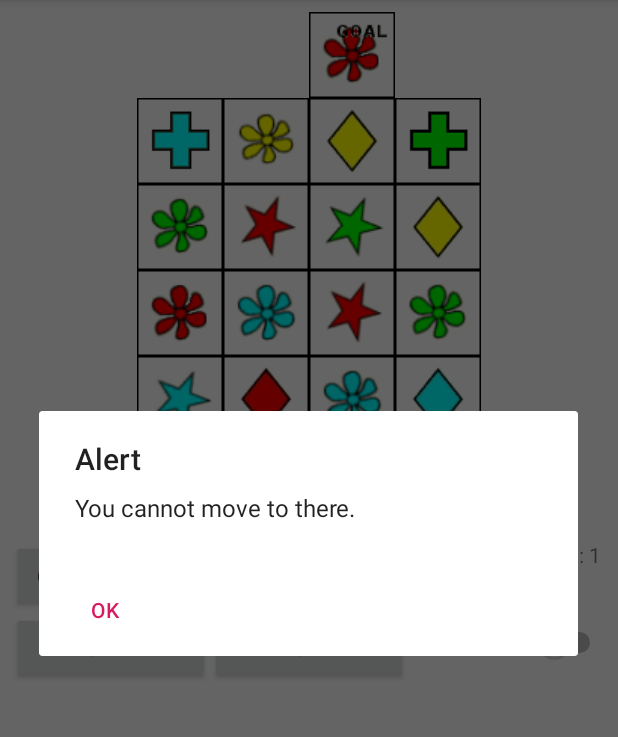
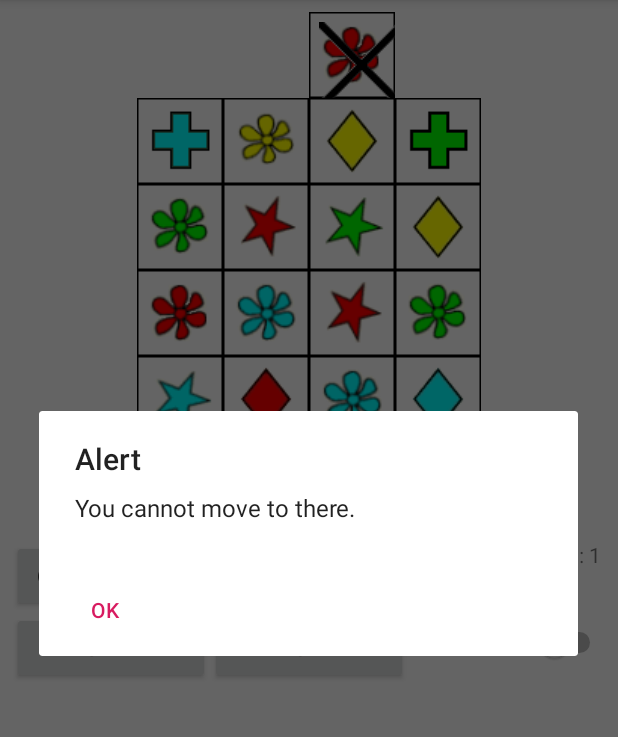
Before and after one commit to SnowNooDLe/BCPR282_Eyeball_Maze, an Android app: the MainActivity screen opened directly, with no data from a screen before it, after a tap on "This is a clickable board block", on a phone screen of 412 x 824 dp, the part 84-821 px from its top. Run offline under Robolectric (Android 15) with nearby library versions, the phone set to English and light mode, and no system bars.

Commit message:
Updating .gradle Added Extra View Feature 2, X sign on the block that user cant move to.

```diff
--- a/app/src/main/java/dos0311/ara/ac/nz/eyeballmaze/MainActivity.java
+++ b/app/src/main/java/dos0311/ara/ac/nz/eyeballmaze/MainActivity.java
@@ -7,6 +7,7 @@ import android.graphics.BitmapFactory;
 import android.graphics.Canvas;
 import android.graphics.Point;
 import android.media.MediaPlayer;
+import android.os.Handler;
 import android.support.v7.app.AppCompatActivity;
 import android.os.Bundle;
 import android.util.Log;
@@ -39,6 +40,7 @@ public class MainActivity extends AppCompatActivity {
     private String currentDirection;
     private Point[] currentMovementHistry;
     private String[] currentDirectionHistory;
+    private static int TIME_OUT = 1500; //Time to launch the another activity
 
     Switch soundOnOffSwitch;
     MediaPlayer bgm, lost_case_sound, won_case_sound;
@@ -51,21 +53,21 @@ public class MainActivity extends AppCompatActivity {
 
 
 //        Task 14, Display a GUI element to control sound on / off
-//        soundOnOffSwitch = findViewById(R.id.switchSoundOnOff);
-//        bgm = MediaPlayer.create(MainActivity.this,R.raw.hellomrmyyesterday);
-//        soundOnOffSwitch.setOnCheckedChangeListener(new CompoundButton.OnCheckedChangeListener() {
-//            public void onCheckedChanged(CompoundButton buttonView, boolean isChecked) {
-//                if (isChecked) {
-//                    // The toggle is enabled
-//                    bgm = MediaPlayer.create(MainActivity.this,R.raw.hellomrmyyesterday);
-//                    bgm.start();
-//                } else {
-//                    // The toggle is disabled
-//                    bgm.stop();
-//                    bgm.release();
-//                }
-//            }
-//        });
+        soundOnOffSwitch = findViewById(R.id.switchSoundOnOff);
+        bgm = MediaPlayer.create(MainActivity.this,R.raw.hellomrmyyesterday);
+        soundOnOffSwitch.setOnCheckedChangeListener(new CompoundButton.OnCheckedChangeListener() {
+            public void onCheckedChanged(CompoundButton buttonView, boolean isChecked) {
+                if (isChecked) {
+                    // The toggle is enabled
+                    bgm = MediaPlayer.create(MainActivity.this,R.raw.hellomrmyyesterday);
+                    bgm.start();
+                } else {
+                    // The toggle is disabled
+                    bgm.stop();
+                    bgm.release();
+                }
+            }
+        });
 
 //        for the goal textView
         textViewForGoal = findViewById(R.id.textViewGoals);
@@ -220,14 +222,18 @@ public class MainActivity extends AppCompatActivity {
         return name;
     }
 
+    public void setImageAtTarget(int targetRow, int targetCol){
+        imageViews[targetRow][targetCol].setImageBitmap(BitmapFactory.decodeResource(getResources(), imageSrcs[targetRow][targetCol]));
+    }
+
     public void onClickToMove(View view) {
         if (checkGameIsOver()){
             ImageView nextImageView = (ImageView) view;
 
             String targetPosition = getLocationImageView(nextImageView);
 //        to get row and col values
-            int targetRow = Character.digit(targetPosition.charAt(0), 10);
-            int targetCol = Character.digit(targetPosition.charAt(1), 10);
+            final int targetRow = Character.digit(targetPosition.charAt(0), 10);
+            final int targetCol = Character.digit(targetPosition.charAt(1), 10);
 
             String currentPosition = eyeball.getCurrPosition();
 
@@ -253,6 +259,18 @@ public class MainActivity extends AppCompatActivity {
 //        updating movements display
                 textViewForMovements.setText("Number of Movements: " + eyeball.getCurrentMoveCount());
             } else {
+//                Extra View Feature 1, getting X sign on the block that user cannot go.
+                Bitmap image1 = BitmapFactory.decodeResource(getResources(), imageSrcs[targetRow][targetCol]);
+                Bitmap image2 = BitmapFactory.decodeResource(getResources(), R.drawable.illegal);
+                Bitmap mergedImages = createSingleImageFromMultipleImages(image1, image2);
+                imageViews[targetRow][targetCol].setImageBitmap(mergedImages);
+                new Handler().postDelayed(new Runnable() {
+                    @Override
+                    public void run() {
+                        setImageAtTarget(targetRow, targetCol);
+                    }
+                }, TIME_OUT);
+
 //                just telling what to do
                 if (errorCount < 3){
                     warningMSG("You cannot move to there.");
@@ -345,7 +363,7 @@ public class MainActivity extends AppCompatActivity {
         AlertDialog alertDialog = alertDialogBuilder.create();
         alertDialog.show();
     }
-//    Extra view feature 1, go back one movement
+//    Extra View Feature 1, go back one movement
     public void goBackOneMove(View view){
         if (checkGameIsOver()){
             //        resetting current image without user.
--- a/build.gradle
+++ b/build.gradle
@@ -7,7 +7,7 @@ buildscript {
         jcenter()
     }
     dependencies {
-        classpath 'com.android.tools.build:gradle:3.2.1'
+        classpath 'com.android.tools.build:gradle:3.4.1'
 
 
         // NOTE: Do not place your application dependencies here; they belong
```
Also changed, not shown: gradle/wrapper/gradle-wrapper.properties.
